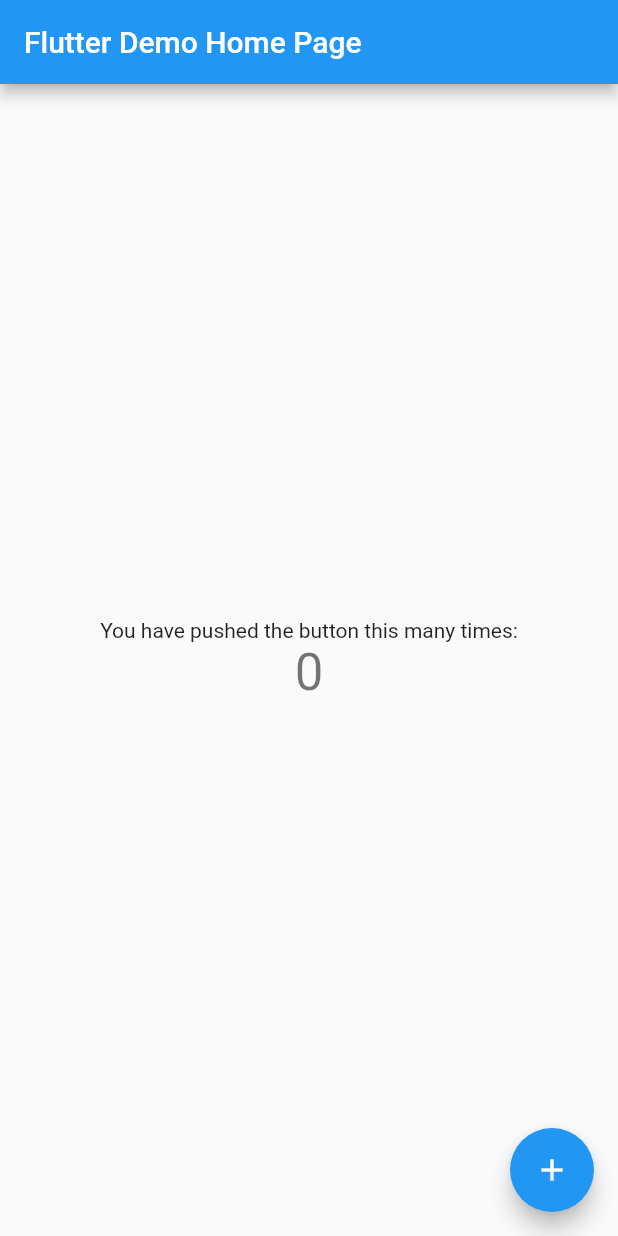
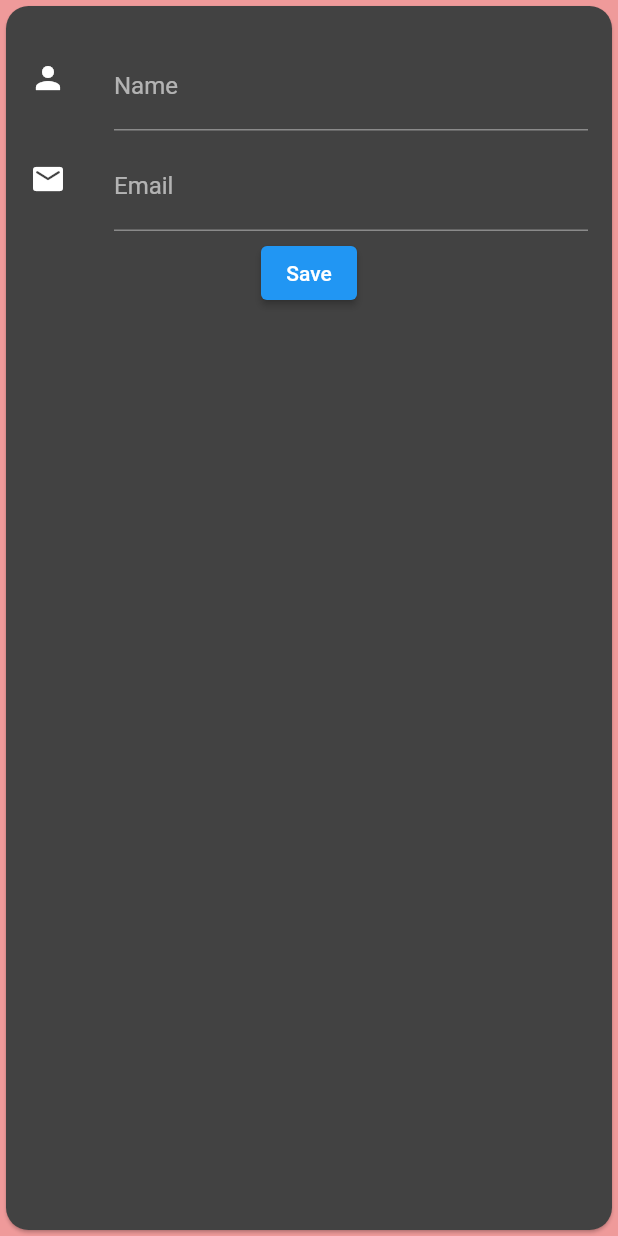
Before and after one commit to Akhmen18/basic_signup, a Flutter app: the screen it shows after launch, on a phone screen of 412 x 824 dp. Run offline on Flutter 3.47's test engine with Material 2 defaults, Android fonts, the phone set to English and light mode, and no system bars.

Commit message:
Ad pages UI

```diff
--- /dev/null
+++ b/lib/homePage.dart
@@ -0,0 +1,13 @@
+import 'package:flutter/material.dart';
+
+class HomePage extends StatefulWidget {
+  @override
+  _HomePageState createState() => _HomePageState();
+}
+
+class _HomePageState extends State<HomePage> {
+  @override
+  Widget build(BuildContext context) {
+    return Container();
+  }
+}
--- a/lib/main.dart
+++ b/lib/main.dart
@@ -1,3 +1,4 @@
+import 'package:basic_signup/signup.dart';
 import 'package:flutter/material.dart';
 
 void main() {
@@ -5,109 +6,12 @@ void main() {
 }
 
 class MyApp extends StatelessWidget {
-  // This widget is the root of your application.
   @override
   Widget build(BuildContext context) {
     return MaterialApp(
-      title: 'Flutter Demo',
-      theme: ThemeData(
-        // This is the theme of your application.
-        //
-        // Try running your application with "flutter run". You'll see the
-        // application has a blue toolbar. Then, without quitting the app, try
-        // changing the primarySwatch below to Colors.green and then invoke
-        // "hot reload" (press "r" in the console where you ran "flutter run",
-        // or simply save your changes to "hot reload" in a Flutter IDE).
-        // Notice that the counter didn't reset back to zero; the application
-        // is not restarted.
-        primarySwatch: Colors.blue,
-      ),
-      home: MyHomePage(title: 'Flutter Demo Home Page'),
+      title: 'User details',
+      theme: ThemeData.dark(),
+      home: SignUp(),
     );
   }
 }
-
-class MyHomePage extends StatefulWidget {
-  MyHomePage({Key key, this.title}) : super(key: key);
-
-  // This widget is the home page of your application. It is stateful, meaning
-  // that it has a State object (defined below) that contains fields that affect
-  // how it looks.
-
-  // This class is the configuration for the state. It holds the values (in this
-  // case the title) provided by the parent (in this case the App widget) and
-  // used by the build method of the State. Fields in a Widget subclass are
-  // always marked "final".
-
-  final String title;
-
-  @override
-  _MyHomePageState createState() => _MyHomePageState();
-}
-
-class _MyHomePageState extends State<MyHomePage> {
-  int _counter = 0;
-
-  void _incrementCounter() {
-    setState(() {
-      // This call to setState tells the Flutter framework that something has
-      // changed in this State, which causes it to rerun the build method below
-      // so that the display can reflect the updated values. If we changed
-      // _counter without calling setState(), then the build method would not be
-      // called again, and so nothing would appear to happen.
-      _counter++;
-    });
-  }
-
-  @override
-  Widget build(BuildContext context) {
-    // This method is rerun every time setState is called, for instance as done
-    // by the _incrementCounter method above.
-    //
-    // The Flutter framework has been optimized to make rerunning build methods
-    // fast, so that you can just rebuild anything that needs updating rather
-    // than having to individually change instances of widgets.
-    return Scaffold(
-      appBar: AppBar(
-        // Here we take the value from the MyHomePage object that was created by
-        // the App.build method, and use it to set our appbar title.
-        title: Text(widget.title),
-      ),
-      body: Center(
-        // Center is a layout widget. It takes a single child and positions it
-        // in the middle of the parent.
-        child: Column(
-          // Column is also a layout widget. It takes a list of children and
-          // arranges them vertically. By default, it sizes itself to fit its
-          // children horizontally, and tries to be as tall as its parent.
-          //
-          // Invoke "debug painting" (press "p" in the console, choose the
-          // "Toggle Debug Paint" action from the Flutter Inspector in Android
-          // Studio, or the "Toggle Debug Paint" command in Visual Studio Code)
-          // to see the wireframe for each widget.
-          //
-          // Column has various properties to control how it sizes itself and
-          // how it positions its children. Here we use mainAxisAlignment to
-          // center the children vertically; the main axis here is the vertical
-          // axis because Columns are vertical (the cross axis would be
-          // horizontal).
-          mainAxisAlignment: MainAxisAlignment.center,
-          children: <Widget>[
-            Text(
-              'You have pushed the button this many times:',
-            ),
-            Text(
-              '$_counter',
-              style: Theme.of(context).textTheme.headline4,
-            ),
-          ],
-        ),
-      ),
-      floatingActionButton: FloatingActionButton(
-        onPressed: _incrementCounter,
-        tooltip: 'Increment',
-        child: Icon(Icons.add),
-      ), // This trailing comma makes auto-formatting nicer for build methods.
-    );
-  }
-}
--- /dev/null
+++ b/lib/signup.dart
@@ -0,0 +1,81 @@
+import 'package:flutter/material.dart';
+
+class SignUp extends StatefulWidget {
+  @override
+  _SignUpState createState() => _SignUpState();
+}
+
+class _SignUpState extends State<SignUp> {
+  GlobalKey<FormState> _key = new GlobalKey();
+  String name, email;
+  @override
+  Widget build(BuildContext context) {
+    return Scaffold(
+      backgroundColor: Colors.red.shade200,
+      body: Form(
+        key: _key,
+        child: Card(
+          shape: RoundedRectangleBorder(
+            borderRadius: BorderRadius.circular(15.0),
+          ),
+          child: Column(
+            children: [
+              Padding(
+                padding: EdgeInsets.all(10.0),
+              ),
+              ListTile(
+                leading: Icon(Icons.person),
+                title: TextFormField(
+                  validator: (input) {
+                    if (input.isEmpty) {
+                      return 'Enter Name';
+                    }
+                  },
+                  decoration: InputDecoration(
+                    labelText: 'Name',
+                  ),
+                  onSaved: (input) => name = input,
+                ),
+              ),
+              ListTile(
+                leading: Icon(Icons.email_rounded),
+                title: TextFormField(
+                  validator: (input) {
+                    if (input.isEmpty) {
+                      return 'Enter Email';
+                    }
+                  },
+                  decoration: InputDecoration(
+                    labelText: 'Email',
+                  ),
+                  onSaved: (input) => email = input,
+                ),
+              ),
+              ButtonTheme(
+                height: 50.0,
+                minWidth: 200.0,
+                buttonColor: Colors.red.shade200,
+                child: ElevatedButton(
+                  onPressed: _sendToNextTheme,
+                  child: Text(
+                    'Save',
+                    style: TextStyle(
+                      color: Colors.white,
+                    ),
+                  ),
+                ),
+              ),
+            ],
+          ),
+        ),
+      ),
+    );
+  }
+
+  _sendToNextTheme(){
+    if(_key.currentState.validate()){
+      _key.currentState.save();
+    }
+  }
+
+}
```
